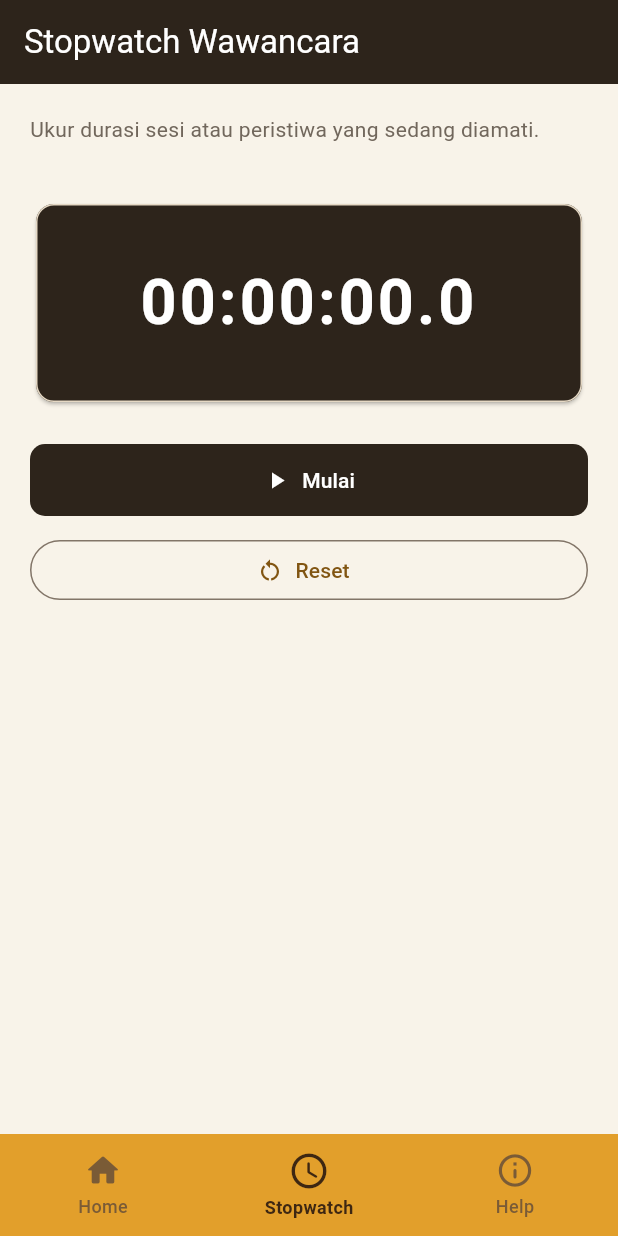
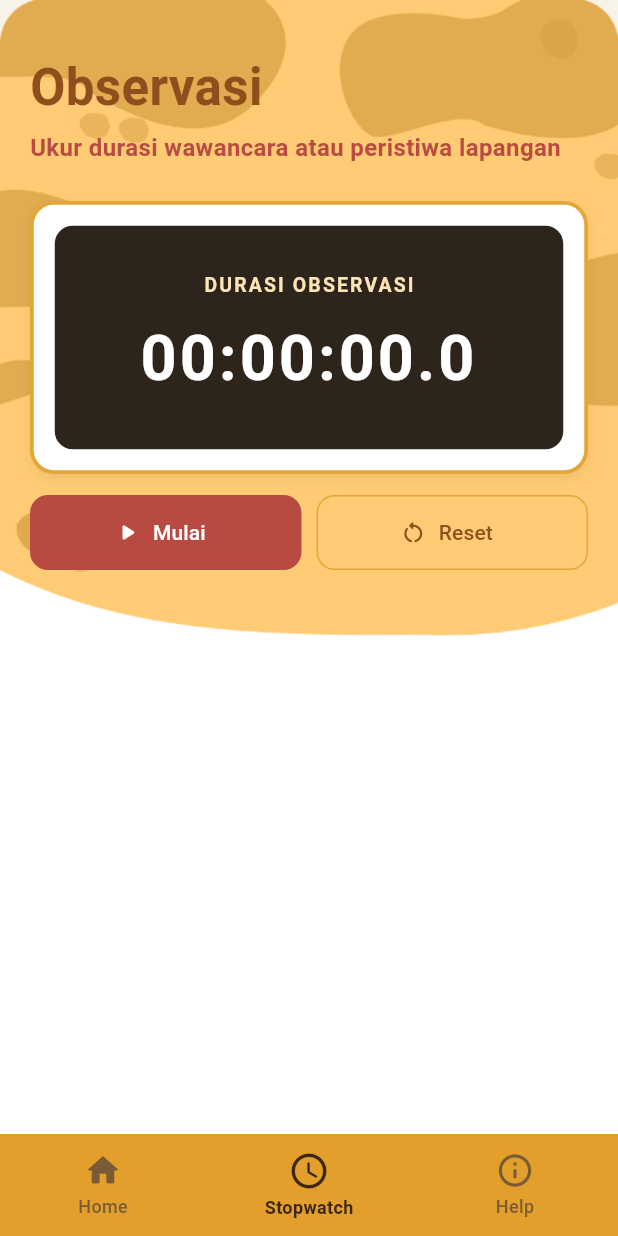
Before and after one commit to Dean897/Numb.er, a Flutter app: the MainMenuPage screen opened directly, item 2 of the bottom bar chosen, on a phone screen of 412 x 824 dp. Run offline on Flutter 3.47's test engine with Material 3 defaults, Android fonts, the phone set to English and light mode, and no system bars; our stand-ins replace sqflite, sqflite_common_ffi, sqflite_common_ffi_web; accounts and stored records are empty.

Commit message:
(Deden) : Menyesuaikan UI halaman Stopwatch

```diff
--- a/lib/pages/main_menu_page.dart
+++ b/lib/pages/main_menu_page.dart
@@ -109,8 +109,9 @@ class _MainMenuPageState extends State<MainMenuPage> {
     required String label,
   }) {
     final isSelected = _selectedIndex == index;
-    final color =
-        isSelected ? const Color(0xFF3E2712) : const Color(0xFF7A5B36);
+    final color = isSelected
+        ? const Color(0xFF3E2712)
+        : const Color(0xFF7A5B36);
 
     return Expanded(
       child: InkWell(
@@ -120,11 +121,7 @@ class _MainMenuPageState extends State<MainMenuPage> {
         child: Column(
           mainAxisAlignment: MainAxisAlignment.center,
           children: [
-            Icon(
-              icon,
-              color: color,
-              size: isSelected ? 28 : 26,
-            ),
+            Icon(icon, color: color, size: isSelected ? 28 : 26),
             const SizedBox(height: 2),
             Text(
               label,
@@ -142,7 +139,11 @@ class _MainMenuPageState extends State<MainMenuPage> {
 
   @override
   Widget build(BuildContext context) {
-    final pages = [_homePage(), const StopwatchPage(), const ManualPage()];
+    final pages = [
+      _homePage(),
+      const StopwatchPage(embedded: true),
+      const ManualPage(),
+    ];
 
     return Scaffold(
       body: Stack(
@@ -159,10 +160,7 @@ class _MainMenuPageState extends State<MainMenuPage> {
 
           // Main Page View Overlay
           SafeArea(
-            child: IndexedStack(
-              index: _selectedIndex,
-              children: pages,
-            ),
+            child: IndexedStack(index: _selectedIndex, children: pages),
           ),
 
           // Full-width Bottom Navbar matching Gambar 2
@@ -172,9 +170,7 @@ class _MainMenuPageState extends State<MainMenuPage> {
             bottom: 0,
             child: Container(
               height: 68,
-              decoration: const BoxDecoration(
-                color: Color(0xFFE29F2B),
-              ),
+              decoration: const BoxDecoration(color: Color(0xFFE29F2B)),
               child: SafeArea(
                 top: false,
                 child: Row(
@@ -225,10 +221,7 @@ class _CustomMenuCard extends StatelessWidget {
       decoration: BoxDecoration(
         color: Colors.white,
         borderRadius: BorderRadius.circular(16),
-        border: Border.all(
-          color: const Color(0xFFE5A638),
-          width: 2.5,
-        ),
+        border: Border.all(color: const Color(0xFFE5A638), width: 2.5),
         boxShadow: const [
           BoxShadow(
             color: Color(0x0F000000),
@@ -255,11 +248,7 @@ class _CustomMenuCard extends StatelessWidget {
                     color: const Color(0xFFFBE4B5),
                     borderRadius: BorderRadius.circular(12),
                   ),
-                  child: Icon(
-                    icon,
-                    color: const Color(0xFF3D2E1E),
-                    size: 26,
-                  ),
+                  child: Icon(icon, color: const Color(0xFF3D2E1E), size: 26),
                 ),
                 const SizedBox(width: 14),
 
--- a/lib/pages/stopwatch_page.dart
+++ b/lib/pages/stopwatch_page.dart
@@ -3,7 +3,9 @@ import 'dart:async';
 import 'package:flutter/material.dart';
 
 class StopwatchPage extends StatefulWidget {
-  const StopwatchPage({super.key});
+  const StopwatchPage({this.embedded = false, super.key});
+
+  final bool embedded;
 
   @override
   State<StopwatchPage> createState() => _StopwatchPageState();
@@ -54,23 +56,80 @@ class _StopwatchPageState extends State<StopwatchPage> {
 
   @override
   Widget build(BuildContext context) {
+    final content = _buildContent();
+    if (widget.embedded) return content;
+
     return Scaffold(
-      appBar: AppBar(title: const Text('Stopwatch Wawancara')),
-      body: Padding(
-        padding: const EdgeInsets.all(20),
+      body: Stack(
+        children: [
+          Positioned.fill(
+            child: Image.asset('assets/images/menu_bg.png', fit: BoxFit.cover),
+          ),
+          SafeArea(child: content),
+        ],
+      ),
+    );
+  }
+
+  Widget _buildContent() {
+    return Center(
+      child: ConstrainedBox(
+        constraints: const BoxConstraints(maxWidth: 640),
+        child: ListView(
+          padding: const EdgeInsets.fromLTRB(20, 24, 20, 90),
+          children: [
+            const SizedBox(height: 10),
+            const Text(
+              'Observasi',
+              style: TextStyle(
+                fontSize: 34,
+                fontWeight: FontWeight.bold,
+                color: Color(0xFF904E1D),
+              ),
+            ),
+            const SizedBox(height: 4),
+            const Text(
+              'Ukur durasi wawancara atau peristiwa lapangan',
+              style: TextStyle(
+                fontSize: 16,
+                fontWeight: FontWeight.w600,
+                color: Color(0xFFBA4B42),
+              ),
+            ),
+            const SizedBox(height: 24),
+            Container(
+              padding: const EdgeInsets.all(14),
+              decoration: BoxDecoration(
+                color: Colors.white,
+                borderRadius: BorderRadius.circular(16),
+                border: Border.all(color: const Color(0xFFE5A638), width: 2.5),
+                boxShadow: const [
+                  BoxShadow(
+                    color: Color(0x0F000000),
+                    blurRadius: 6,
+                    offset: Offset(0, 3),
+                  ),
+                ],
+              ),
+              child: Container(
+                padding: const EdgeInsets.symmetric(vertical: 30),
+                decoration: BoxDecoration(
+                  color: const Color(0xFF2D241B),
+                  borderRadius: BorderRadius.circular(12),
+                ),
                 child: Column(
-          crossAxisAlignment: CrossAxisAlignment.stretch,
                   children: [
                     const Text(
-              'Ukur durasi sesi atau peristiwa yang sedang diamati.',
-              style: TextStyle(color: Color(0xFF71675C)),
+                      'DURASI OBSERVASI',
+                      style: TextStyle(
+                        color: Color(0xFFFBE4B5),
+                        fontSize: 13,
+                        fontWeight: FontWeight.bold,
+                        letterSpacing: 1.4,
                       ),
-            const SizedBox(height: 36),
-            Card(
-              color: const Color(0xFF2D241B),
-              child: Padding(
-                padding: const EdgeInsets.symmetric(vertical: 36),
-                child: Text(
+                    ),
+                    const SizedBox(height: 10),
+                    Text(
                       _formattedTime(),
                       textAlign: TextAlign.center,
                       style: const TextStyle(
@@ -80,19 +139,54 @@ class _StopwatchPageState extends State<StopwatchPage> {
                         letterSpacing: 2,
                       ),
                     ),
+                  ],
                 ),
               ),
-            const SizedBox(height: 24),
-            FilledButton.icon(
+            ),
+            const SizedBox(height: 14),
+            Row(
+              children: [
+                Expanded(
+                  child: SizedBox(
+                    height: 50,
+                    child: ElevatedButton.icon(
                       onPressed: _toggle,
-              icon: Icon(_stopwatch.isRunning ? Icons.pause : Icons.play_arrow),
+                      icon: Icon(
+                        _stopwatch.isRunning
+                            ? Icons.pause_rounded
+                            : Icons.play_arrow_rounded,
+                      ),
                       label: Text(_stopwatch.isRunning ? 'Jeda' : 'Mulai'),
+                      style: ElevatedButton.styleFrom(
+                        backgroundColor: const Color(0xFFB84A41),
+                        foregroundColor: Colors.white,
+                        elevation: 0,
+                        shape: RoundedRectangleBorder(
+                          borderRadius: BorderRadius.circular(12),
                         ),
-            const SizedBox(height: 12),
-            OutlinedButton.icon(
+                      ),
+                    ),
+                  ),
+                ),
+                const SizedBox(width: 10),
+                Expanded(
+                  child: SizedBox(
+                    height: 50,
+                    child: OutlinedButton.icon(
                       onPressed: _reset,
-              icon: const Icon(Icons.restart_alt),
+                      icon: const Icon(Icons.restart_alt_rounded),
                       label: const Text('Reset'),
+                      style: OutlinedButton.styleFrom(
+                        foregroundColor: const Color(0xFF904E1D),
+                        side: const BorderSide(color: Color(0xFFE5A638)),
+                        shape: RoundedRectangleBorder(
+                          borderRadius: BorderRadius.circular(12),
+                        ),
+                      ),
+                    ),
+                  ),
+                ),
+              ],
             ),
           ],
         ),
```
Lines whose indentation alone changed are shown as unchanged.
